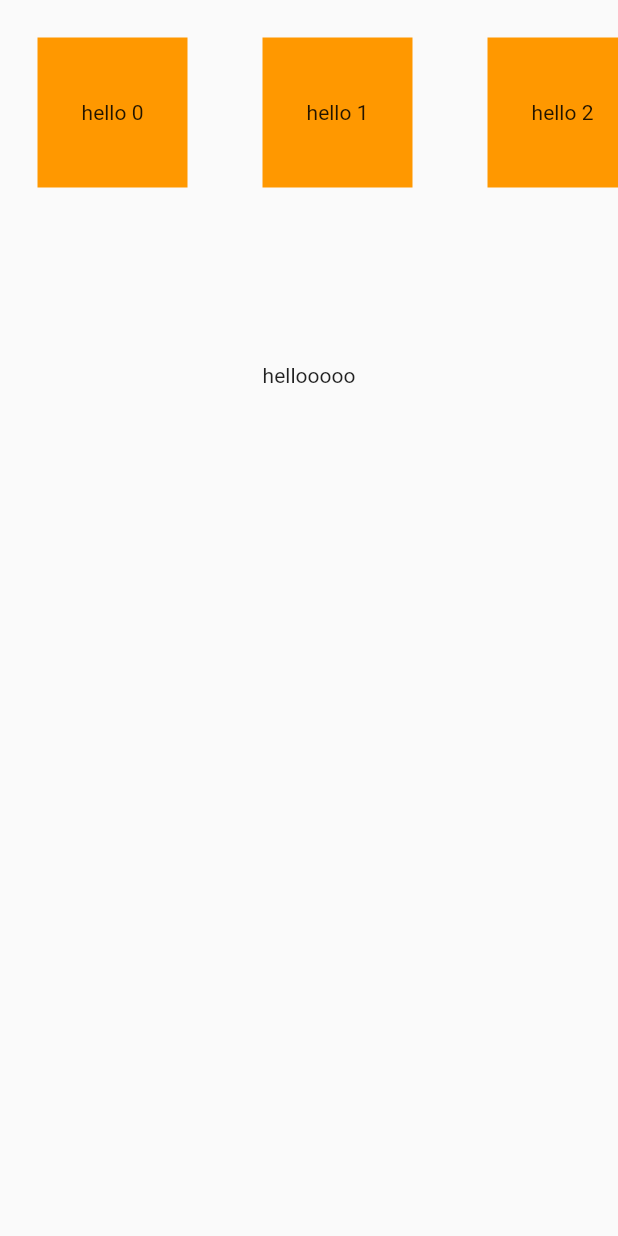
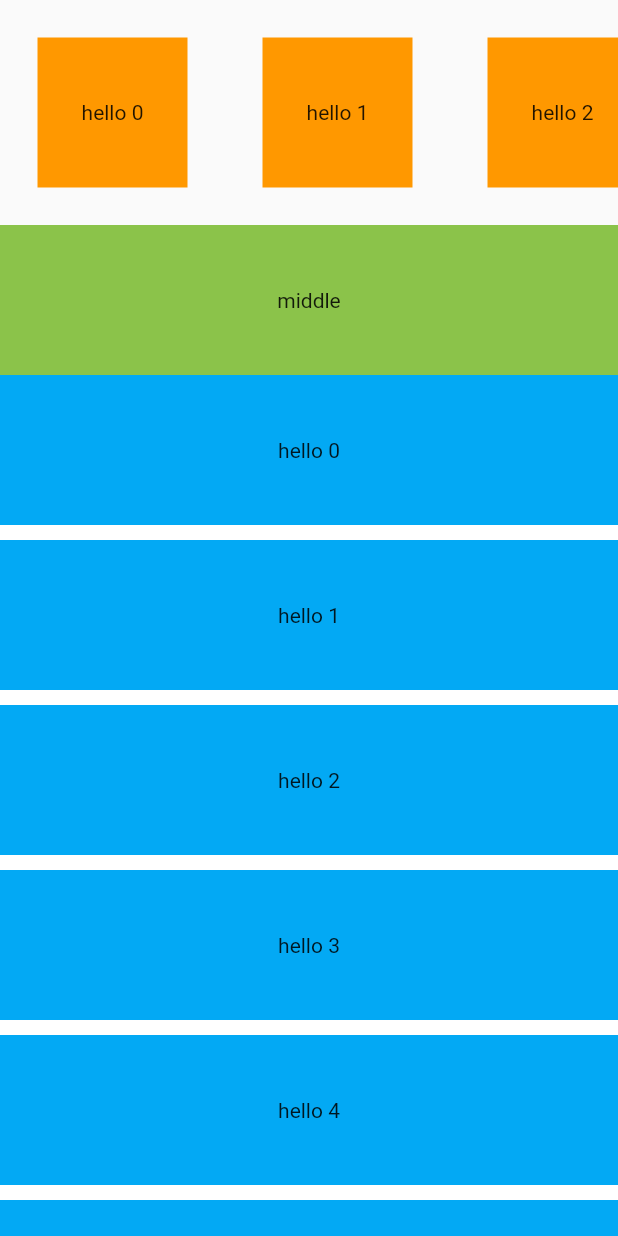
Before and after one commit to LiiNen/LiiNen-Flutter-Source, a Flutter app: the NavItemView1 screen opened directly, on a phone screen of 412 x 824 dp. Run offline on Flutter 3.47's test engine with Material 2 defaults, Android fonts, the phone set to English and light mode, and no system bars; our stand-ins replace flutter_swiper, fluttertoast.

Commit message:
Add inf scrolling view with horizon,vertical

```diff
--- a/lib/navView/navItemView1.dart
+++ b/lib/navView/navItemView1.dart
@@ -9,35 +9,54 @@ class _NavItemView1 extends State<NavItemView1> {
   @override
   Widget build(BuildContext context) {
     return Scaffold(
-      body: Column(
+      body: ListView(
+        scrollDirection: Axis.vertical,
+        shrinkWrap: true,
         children: <Widget>[
           HorizontalContainer(),
           Container(
             width: MediaQuery.of(context).size.width,
-            height: 200,
+            height: 100,
+            color: Colors.lightGreen,
             child: Center(
-              child: Text('hellooooo')
+              child: Text('middle')
             )
-          )
-        ],
+          ),
+        ] + vertItemsList
       )
     );
   }
 }
 
 final List<String> horList = List<String>.generate(20, (index) => 'hello $index');
+final List<Widget> vertItemsList = List<Widget>.generate(horList.length, (index) {
+  return Column(
+    children: [
+      Container(
+        height: 100,
+        color: Colors.lightBlue,
+        child: Center(
+          child: Text(horList[index])
+        )
+      ),
+      Container(
+        height: 10,
+        color: Colors.white,
+      )
+    ],
+  );
+});
 
 class HorizontalContainer extends StatelessWidget {
   @override
   Widget build(BuildContext context) {
     return Container(
       height: 150,
-      // width: horList.length * 150,
       child: new ListView.builder(
         scrollDirection: Axis.horizontal,
         itemCount: horList.length,
         itemBuilder: (BuildContext context, int index) {
-          return HorizontalItem(horList[index]);
+          return HorizontalItem(horList[index], Colors.orange);
         },
       )
     );
@@ -45,14 +64,15 @@ class HorizontalContainer extends StatelessWidget {
 }
 
 class HorizontalItem extends StatelessWidget {
-  HorizontalItem(this._text);
+  HorizontalItem(this._text, this._color);
   final String _text;
+  final Color _color;
   @override
   Widget build(BuildContext context) {
     return Container(
       width: 100,
       height: 100,
-      color: Colors.orange,
+      color: _color,
       margin: EdgeInsets.all(25),
       child: Center(
         child: Text(_text)
```
Also changed, not shown: 1 other file.
